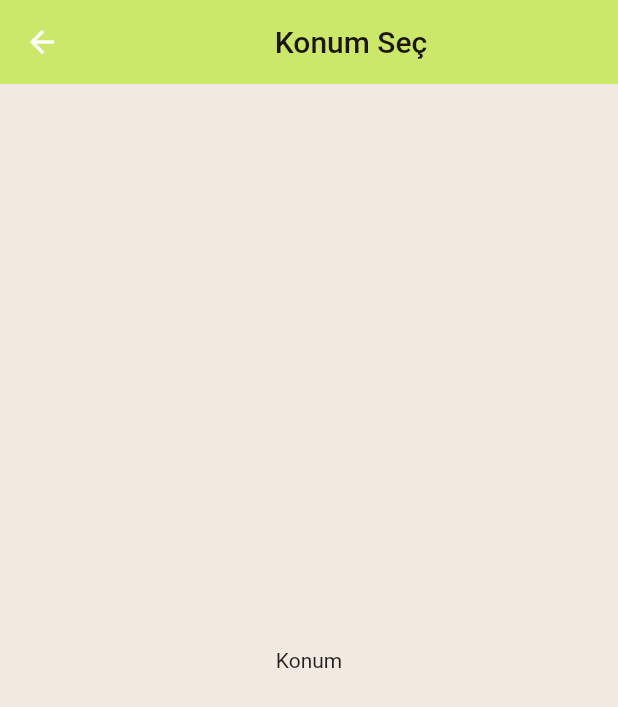
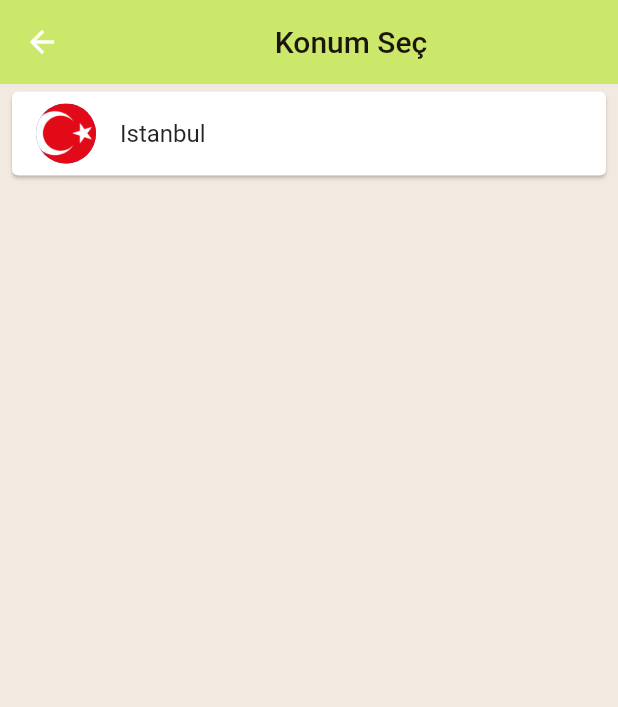
Before and after one commit to emralyilmaz/training36_word_zone_app, a Flutter app: the Konum screen opened by its route, on a phone screen of 412 x 824 dp. Shown: the top 707 px of the screen. Run offline on Flutter 3.47's test engine with Material 2 defaults, Android fonts, the light colour scheme and no system bars; our stand-ins replace flutter_spinkit; network calls fail.

Commit message:
ListView Oluşturma

```diff
--- a/lib/pages/konum_sec.dart
+++ b/lib/pages/konum_sec.dart
@@ -1,29 +1,20 @@
 import 'package:flutter/material.dart';
+import 'package:training36_word_zone_app/services/word_time.dart';
 
 class Konum extends StatefulWidget {
   @override
-  _HomeState createState() => _HomeState();
+  _KonumState createState() => _KonumState();
 }
 
-class _HomeState extends State<Konum> {
-  // void getVeri() async {
-  //   String isim = await Future.delayed(Duration(seconds: 2), () {
-  //     return "Emral Yılmaz";
-  //   });
+class _KonumState extends State<Konum> {
+  List<WordTime> konumlar = [
+    WordTime(url: "Europe/Istanbul", konum: "Istanbul", bayrak: "turkiye.jpg"),
+  ];
 
-  //   String yas = await Future.delayed(Duration(seconds: 3), () {
-  //     return "27";
-  //   });
-
-  //   print("$isim ve $yas");
-  // }
-
-  // @override
-  // void initState() {
-  //   getVeri();
-  //   print("mesaj");
-  //   super.initState();
-  // }
+  @override
+  void initState() {
+    super.initState();
+  }
 
   @override
   Widget build(BuildContext context) {
@@ -38,9 +29,23 @@ class _HomeState extends State<Konum> {
           )),
           elevation: 0.0,
         ),
-      body: Center(
-        child: Text("Konum"),
+        body: ListView.builder(
+            itemCount: konumlar.length,
+            itemBuilder: (context, index) {
+              return Padding(
+                padding:
+                    const EdgeInsets.symmetric(vertical: 1.0, horizontal: 4.0),
+                child: Card(
+                  child: ListTile(
+                    onTap: () {},
+                    title: Text(konumlar[index].konum),
+                    leading: CircleAvatar(
+                      backgroundImage:
+                          AssetImage("assets/${konumlar[index].bayrak}"),
+                    ),
+                  ),
                 ),
               );
+            }));
   }
 }
```
Also changed, not shown: assets/turkiye.jpg (added). Lines whose indentation alone changed are shown as unchanged.
